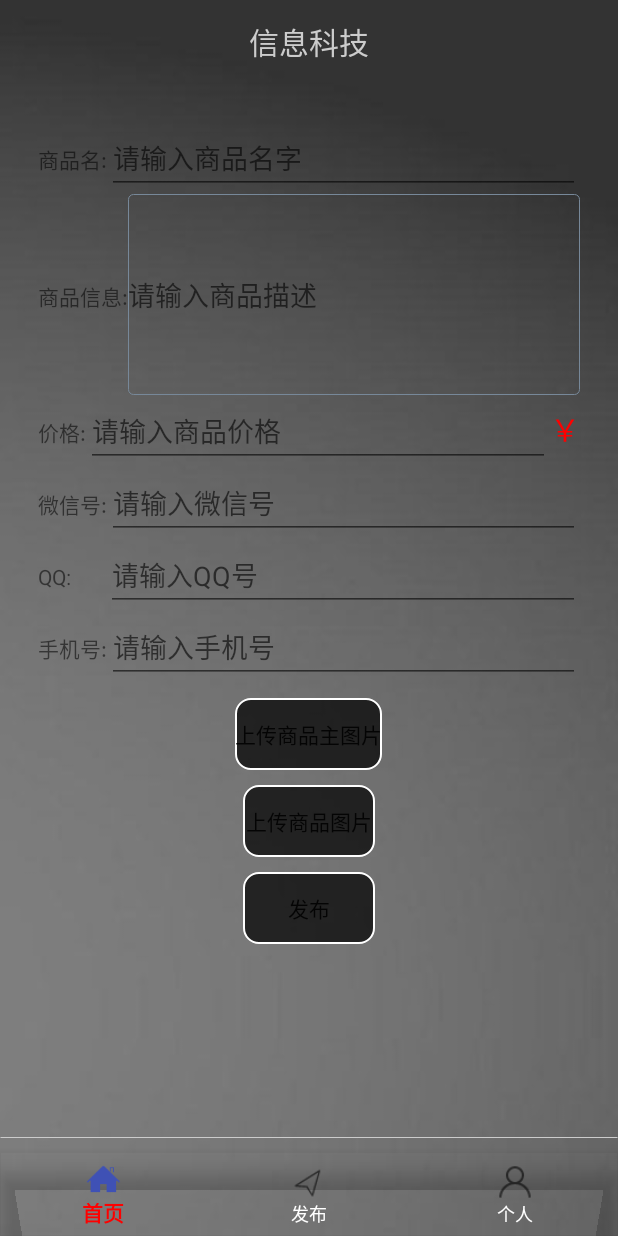
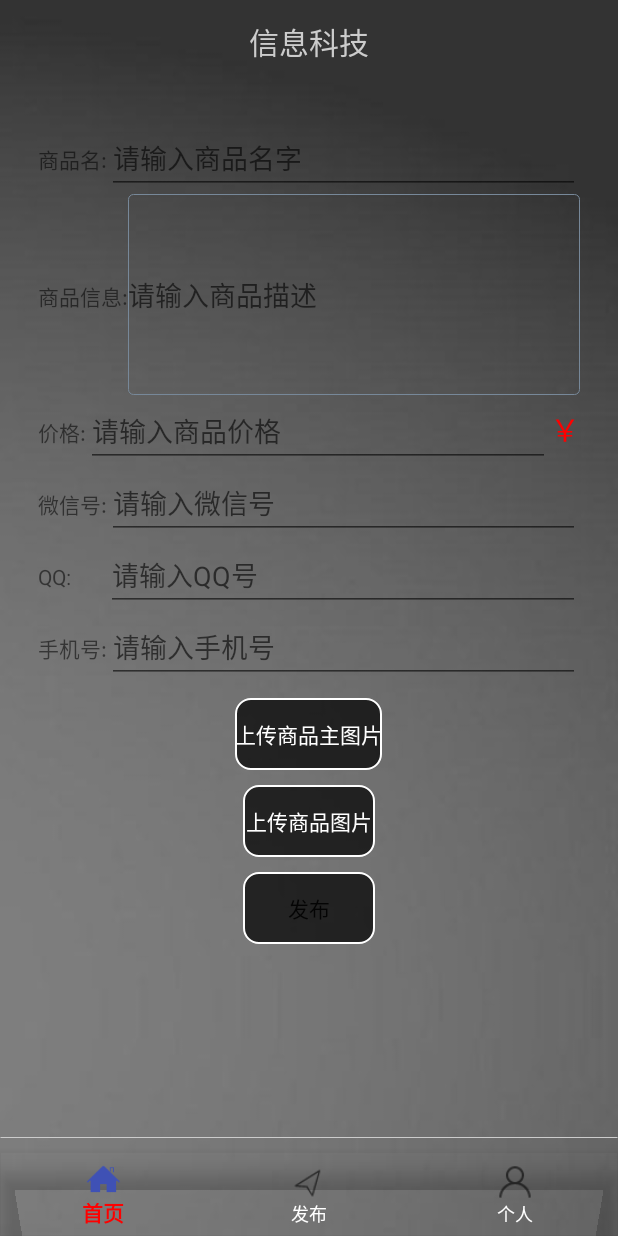
Before and after one commit to GoldenKitten/SimpleAmoy, an Android app: the fragment IssueFragment placed in its activity, on a phone screen of 412 x 824 dp. Run offline under Robolectric (Android 15) with nearby library versions, the phone set to English and light mode, and no system bars; our stand-ins replace ButterKnife, CircleImageView, EventBus; libraries missing offline, so code that uses them is left out: com.chad.library, com.vondear.rxtools, com.yalantis.ucrop, me.nereo.multi_image_selector, org.xutils.common and 2 more; pictures from the network do not load; 2 statements that could not run were skipped.

Commit message:
包括app

```diff
--- a/app/build.gradle
+++ b/app/build.gradle
@@ -13,7 +13,7 @@ android {
     }
     buildTypes {
         release {
-            minifyEnabled true
+            minifyEnabled false
             proguardFiles getDefaultProguardFile('proguard-android.txt'), 'proguard-rules.pro'
         }
     }
--- a/app/src/main/java/com/xhm/simpleamoy/activity/RegistActivity.java
+++ b/app/src/main/java/com/xhm/simpleamoy/activity/RegistActivity.java
@@ -154,7 +154,7 @@ public class RegistActivity extends BaseActivity {
             Button btSumbit=(Button)view.findViewById(R.id.bt_csc_sumbit);
             nsPro.attachDataSource(mProList);
             rxDialog.setContentView(view);
-            rxDialog.setCancelable(false);
+            //rxDialog.setCancelable(false);
             rxDialog.setFullScreen();
             rxDialog.show();
             nsPro.setOnItemSelectedListener(new AdapterView.OnItemSelectedListener() {
--- a/app/src/main/java/com/xhm/simpleamoy/fragment/FirstPagerFragment.java
+++ b/app/src/main/java/com/xhm/simpleamoy/fragment/FirstPagerFragment.java
@@ -126,7 +126,6 @@ public class FirstPagerFragment extends Fragment {
                                 mainActivity.bottomNavigationView.setVisibility(View.VISIBLE);
                                 mainActivity.tvAmBn.setVisibility(View.VISIBLE);
                             });
-                    mainActivity.initToolbar("首页");
                     mainActivity.bottomNavigationView.setVisibility(View.GONE);
                     mainActivity.tvAmBn.setVisibility(View.GONE);
                     //initToolbar("首页");
--- a/app/src/main/res/layout/fragment_issue.xml
+++ b/app/src/main/res/layout/fragment_issue.xml
@@ -123,6 +123,7 @@
         android:layout_width="wrap_content"
         android:layout_height="wrap_content"
         android:text="上传商品主图片"
+        android:textColor="#FFFFFF"
         android:layout_gravity="center"
         android:background="@drawable/shape_corner"/>
     <ImageView
@@ -137,6 +138,7 @@
     android:layout_width="wrap_content"
     android:layout_height="wrap_content"
     android:text="上传商品图片"
+        android:textColor="#FFFFFF"
         android:background="@drawable/shape_corner"
     android:layout_gravity="center"/>
     <android.support.v7.widget.RecyclerView
--- a/build.gradle
+++ b/build.gradle
@@ -10,7 +10,7 @@ buildscript {
         }
     }
     dependencies {
-        classpath 'com.android.tools.build:gradle:3.0.0'
+        classpath 'com.android.tools.build:gradle:3.1.2'
 
 
         // NOTE: Do not place your application dependencies here; they belong
--- a/gradle.properties
+++ b/gradle.properties
@@ -15,3 +15,4 @@ org.gradle.jvmargs=-Xmx1536m
 # This option should only be used with decoupled projects. More details, visit
 # http://www.gradle.org/docs/current/userguide/multi_project_builds.html#sec:decoupled_projects
 # org.gradle.parallel=true
+org.gradle.configureondemand=false
```
Also changed, not shown: gradle/wrapper/gradle-wrapper.properties, 4 other files.
